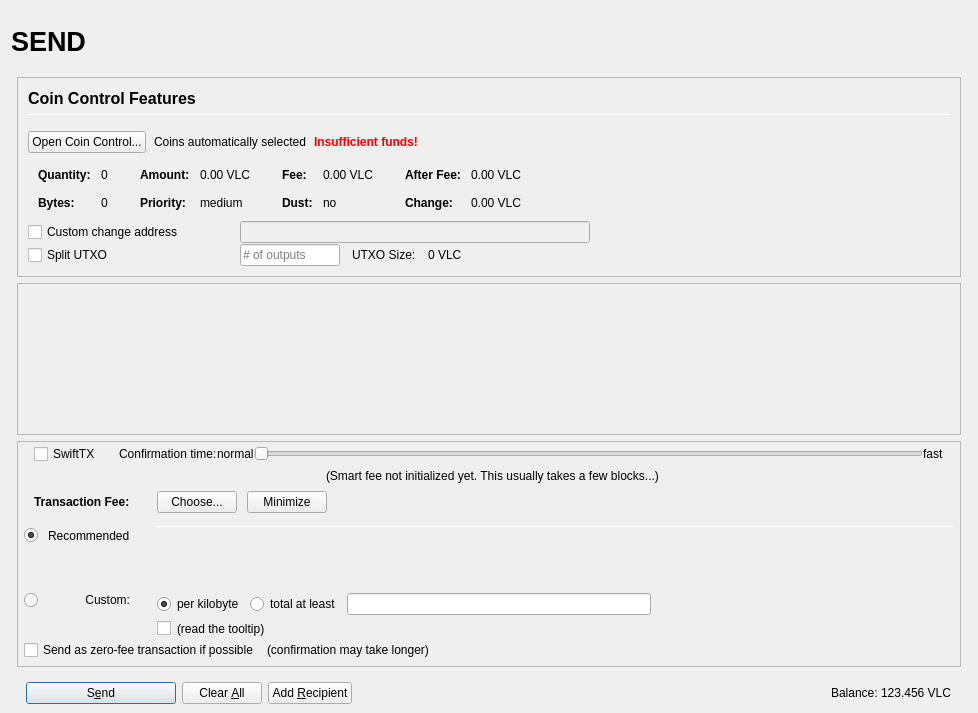
Old version of the form src/qt/forms/sendcoinsdialog.ui in the repository laurobeleche/bitgreen-byron.
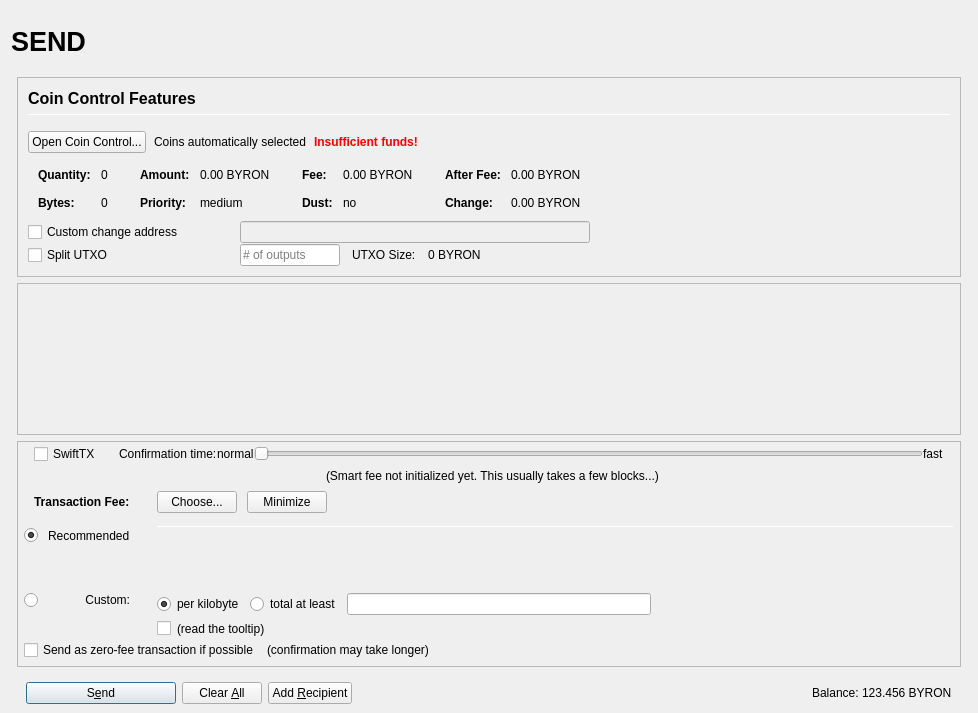
New version of the form. Icons and pictures are not drawn. Custom widgets are drawn as their Qt base class.

Patch:
```diff
--- a/src/qt/forms/sendcoinsdialog.ui
+++ b/src/qt/forms/sendcoinsdialog.ui
@@ -493,7 +493,7 @@
                         <enum>Qt::ActionsContextMenu</enum>
                        </property>
                        <property name="text">
-                        <string notr="true">0.00 VLC</string>
+                        <string notr="true">0.00 BYRON</string>
                        </property>
                        <property name="textInteractionFlags">
                         <set>Qt::LinksAccessibleByMouse|Qt::TextSelectableByKeyboard|Qt::TextSelectableByMouse</set>
@@ -573,7 +573,7 @@
                         <enum>Qt::ActionsContextMenu</enum>
                        </property>
                        <property name="text">
-                        <string notr="true">0.00 VLC</string>
+                        <string notr="true">0.00 BYRON</string>
                        </property>
                        <property name="textInteractionFlags">
                         <set>Qt::LinksAccessibleByMouse|Qt::TextSelectableByKeyboard|Qt::TextSelectableByMouse</set>
@@ -653,7 +653,7 @@
                         <enum>Qt::ActionsContextMenu</enum>
                        </property>
                        <property name="text">
-                        <string notr="true">0.00 VLC</string>
+                        <string notr="true">0.00 BYRON</string>
                        </property>
                        <property name="textInteractionFlags">
                         <set>Qt::LinksAccessibleByMouse|Qt::TextSelectableByKeyboard|Qt::TextSelectableByMouse</set>
@@ -682,7 +682,7 @@
                         <enum>Qt::ActionsContextMenu</enum>
                        </property>
                        <property name="text">
-                        <string notr="true">0.00 VLC</string>
+                        <string notr="true">0.00 BYRON</string>
                        </property>
                        <property name="textInteractionFlags">
                         <set>Qt::LinksAccessibleByMouse|Qt::TextSelectableByKeyboard|Qt::TextSelectableByMouse</set>
@@ -849,7 +849,7 @@
                 <item>
                  <widget class="QLabel" name="labelBlockSize">
                   <property name="text">
-                   <string>0 VLC</string>
+                   <string>0 BYRON</string>
                   </property>
                  </widget>
                 </item>
@@ -1730,7 +1730,7 @@
                 <cursorShape>IBeamCursor</cursorShape>
                </property>
                <property name="text">
-                <string notr="true">123.456 VLC</string>
+                <string notr="true">123.456 BYRON</string>
                </property>
                <property name="textInteractionFlags">
                 <set>Qt::LinksAccessibleByMouse|Qt::TextSelectableByKeyboard|Qt::TextSelectableByMouse</set>
```
Left out of the diff: 18 changed lines with no effect on the pictures.
